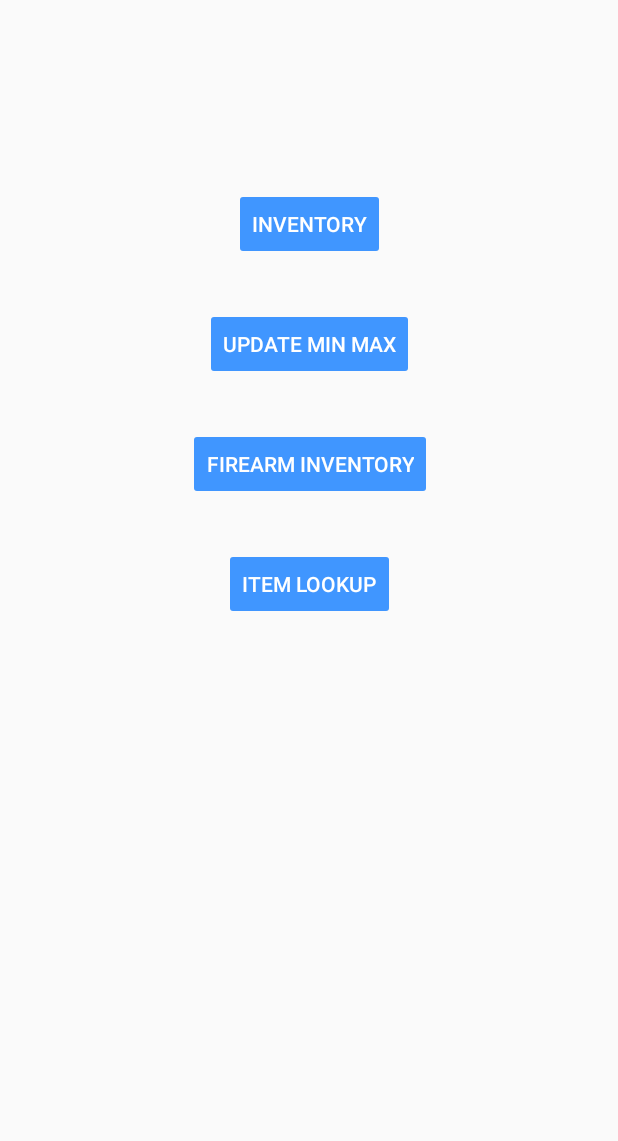
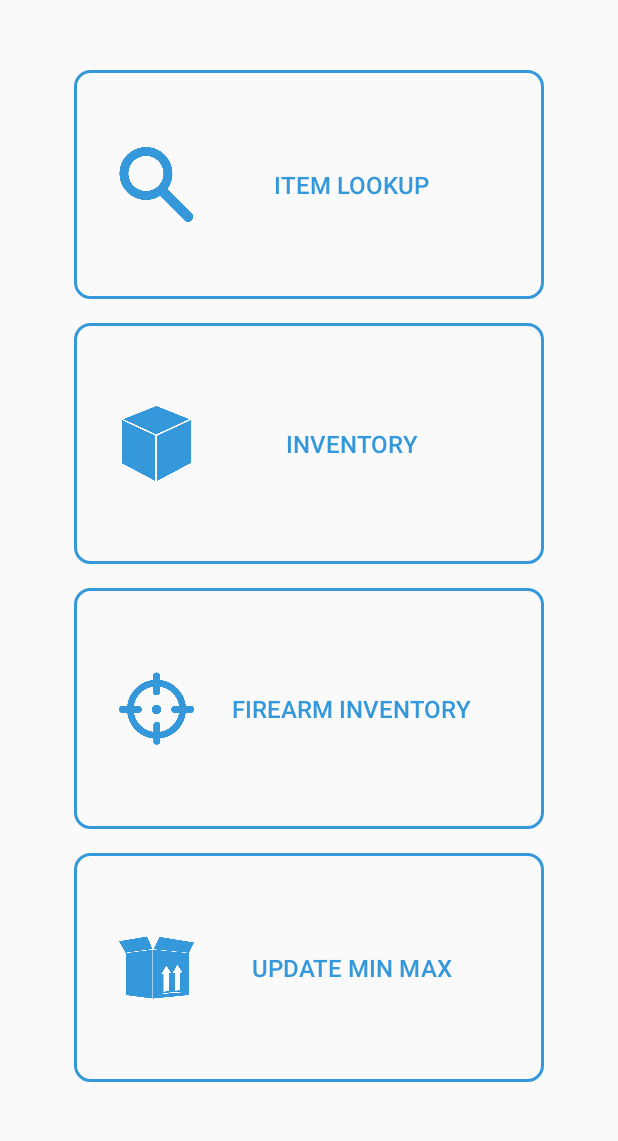
Before and after one commit to matthaerle/AxisMobile, an Android app: the Task_Chooser screen opened directly, with no data from a screen before it, on a phone screen of 412 x 824 dp, the part 84-1225 px from its top. Run offline under Robolectric (Android 15) with nearby library versions, the phone set to English and light mode, and no system bars.

Commit message:
Updated task_chooser

```diff
--- /dev/null
+++ b/app/src/main/res/drawable/firearm_icon_fit.xml
@@ -0,0 +1,8 @@
+<?xml version="1.0" encoding="utf-8"?>
+<layer-list xmlns:android="http://schemas.android.com/apk/res/android">
+    <item
+        android:drawable="@drawable/firearm_icon"
+        android:width="50dp"
+        android:height="50dp"
+        />
+</layer-list>
--- /dev/null
+++ b/app/src/main/res/drawable/inventory_icon_fit.xml
@@ -0,0 +1,8 @@
+<?xml version="1.0" encoding="utf-8"?>
+<layer-list xmlns:android="http://schemas.android.com/apk/res/android">
+    <item
+        android:drawable="@drawable/inventory_icon"
+        android:width="50dp"
+        android:height="50dp"
+        />
+</layer-list>
--- /dev/null
+++ b/app/src/main/res/drawable/itemlookup_icon_fit.xml
@@ -0,0 +1,8 @@
+<?xml version="1.0" encoding="utf-8"?>
+<layer-list xmlns:android="http://schemas.android.com/apk/res/android">
+    <item
+        android:drawable="@drawable/itemlookup_icon"
+        android:width="50dp"
+        android:height="50dp"
+        />
+</layer-list>
--- /dev/null
+++ b/app/src/main/res/drawable/minmax_icon_fit.xml
@@ -0,0 +1,8 @@
+<?xml version="1.0" encoding="utf-8"?>
+<layer-list xmlns:android="http://schemas.android.com/apk/res/android">
+    <item
+        android:drawable="@drawable/minmax_icon"
+        android:width="50dp"
+        android:height="50dp"
+        />
+</layer-list>
--- /dev/null
+++ b/app/src/main/res/drawable/task_button.xml
@@ -0,0 +1,6 @@
+<?xml version="1.0" encoding="utf-8"?>
+<shape xmlns:android="http://schemas.android.com/apk/res/android"
+    android:shape="rectangle">
+    <corners android:radius="10dp" />
+    <stroke android:width="3px" android:color="#3498db" />
+</shape>
--- a/app/src/main/res/layout/task_chooser.xml
+++ b/app/src/main/res/layout/task_chooser.xml
@@ -9,75 +9,129 @@
     <Button
         android:id="@+id/btn_Inventory"
         style="@style/Widget.AppCompat.Button.Colored"
-        android:layout_width="wrap_content"
-        android:layout_height="wrap_content"
+        android:background="@drawable/task_button"
+        android:textColor="#3498db"
+        android:textSize="16sp"
+        android:layout_width="0dp"
+        android:layout_height="0dp"
+        android:text="@string/btn_Inventory"
+        android:drawableLeft="@drawable/inventory_icon_fit"
+        android:layout_gravity="left"
+        android:drawablePadding="2dip"
+        android:paddingLeft="30dip"
+        android:paddingRight="26dip"
+        android:layout_marginStart="8dp"
+        android:layout_marginEnd="8dp"
+        app:layout_constraintRight_toLeftOf="@+id/guideline8"
+        android:layout_marginRight="8dp"
         android:layout_marginLeft="8dp"
-        android:layout_marginRight="8dp"
+        app:layout_constraintLeft_toLeftOf="@+id/guideline7"
+        app:layout_constraintTop_toTopOf="@+id/guideline22"
         android:layout_marginTop="8dp"
-        android:text="@string/btn_Inventory"
-        app:layout_constraintLeft_toLeftOf="@+id/guideline7"
-        app:layout_constraintRight_toLeftOf="@+id/guideline8"
-        app:layout_constraintTop_toTopOf="@+id/guideline9" />
+        android:layout_marginBottom="8dp"
+        app:layout_constraintBottom_toTopOf="@+id/guideline23" />
 
     <Button
         android:id="@+id/btn_Update_MinMax"
         style="@style/Widget.AppCompat.Button.Colored"
-        android:layout_width="wrap_content"
-        android:layout_height="wrap_content"
+        android:background="@drawable/task_button"
+        android:textColor="#3498db"
+        android:textSize="16sp"
+        android:layout_width="0dp"
+        android:layout_height="0dp"
+        android:text="@string/btn_Update_MinMax"
+        android:drawableLeft="@drawable/minmax_icon_fit"
+        android:layout_gravity="left"
+        android:drawablePadding="2dip"
+        android:paddingLeft="30dip"
+        android:paddingRight="26dip"
+        android:layout_marginStart="8dp"
+        android:layout_marginEnd="8dp"
+        app:layout_constraintTop_toTopOf="@+id/guideline24"
+        android:layout_marginTop="8dp"
+        android:layout_marginBottom="8dp"
+        app:layout_constraintBottom_toTopOf="@+id/guideline18"
+        app:layout_constraintRight_toLeftOf="@+id/guideline8"
+        android:layout_marginRight="8dp"
         android:layout_marginLeft="8dp"
-        android:layout_marginRight="8dp"
-        android:layout_marginTop="32dp"
-        android:text="@string/btn_Update_MinMax"
-        app:layout_constraintLeft_toLeftOf="@+id/guideline7"
-        app:layout_constraintRight_toLeftOf="@+id/guideline8"
-        app:layout_constraintTop_toBottomOf="@+id/btn_Inventory" />
+        app:layout_constraintLeft_toLeftOf="@+id/guideline7" />
 
     <Button
         android:id="@+id/btn_Firearm_Inventory"
         style="@style/Widget.AppCompat.Button.Colored"
-        android:layout_width="wrap_content"
-        android:layout_height="wrap_content"
+        android:background="@drawable/task_button"
+        android:textColor="#3498db"
+        android:textSize="16sp"
+        android:layout_width="0dp"
+        android:layout_height="0dp"
+        android:text="@string/btn_Firearm_Inventory"
+        android:drawableLeft="@drawable/firearm_icon_fit"
+        android:layout_gravity="left"
+        android:drawablePadding="2dip"
+        android:paddingLeft="30dip"
+        android:paddingRight="26dip"
+        app:layout_constraintTop_toTopOf="@+id/guideline23"
+        android:layout_marginTop="8dp"
+        app:layout_constraintRight_toLeftOf="@+id/guideline8"
+        android:layout_marginRight="8dp"
         android:layout_marginLeft="8dp"
-        android:layout_marginRight="8dp"
-        android:layout_marginTop="32dp"
-        android:text="@string/btn_Firearm_Inventory"
         app:layout_constraintLeft_toLeftOf="@+id/guideline7"
-        app:layout_constraintRight_toLeftOf="@+id/guideline8"
-        app:layout_constraintTop_toBottomOf="@+id/btn_Update_MinMax" />
+        android:layout_marginBottom="8dp"
+        app:layout_constraintBottom_toTopOf="@+id/guideline24"
+        android:layout_marginStart="8dp"
+        android:layout_marginEnd="8dp" />
 
     <Button
         android:id="@+id/btn_Item_Search"
         style="@style/Widget.AppCompat.Button.Colored"
-        android:layout_width="wrap_content"
-        android:layout_height="wrap_content"
+        android:background="@drawable/task_button"
+        android:textColor="#3498db"
+        android:textSize="16sp"
+        android:layout_width="0dp"
+        android:layout_height="0dp"
+        android:text="@string/btn_Item_Lookup"
+        android:drawableLeft="@drawable/itemlookup_icon_fit"
+        android:layout_gravity="left"
+        android:drawablePadding="2dip"
+        android:paddingLeft="30dip"
+        android:paddingRight="26dip"
+        android:layout_marginStart="8dp"
+        android:layout_marginEnd="8dp"
+        app:layout_constraintRight_toLeftOf="@+id/guideline8"
+        android:layout_marginRight="8dp"
         android:layout_marginLeft="8dp"
-        android:layout_marginRight="8dp"
-        android:layout_marginTop="32dp"
-        android:text="@string/btn_Item_Lookup"
         app:layout_constraintLeft_toLeftOf="@+id/guideline7"
-        app:layout_constraintRight_toLeftOf="@+id/guideline8"
-        app:layout_constraintTop_toBottomOf="@+id/btn_Firearm_Inventory" />
+        app:layout_constraintTop_toTopOf="@+id/guideline9"
+        android:layout_marginTop="8dp"
+        android:layout_marginBottom="8dp"
+        app:layout_constraintBottom_toTopOf="@+id/guideline22" />
 
     <android.support.constraint.Guideline
         android:layout_width="wrap_content"
         android:layout_height="wrap_content"
         android:id="@+id/guideline7"
         android:orientation="vertical"
-        app:layout_constraintGuide_percent="0.25" />
+        app:layout_constraintGuide_percent="0.1"
+        tools:layout_editor_absoluteY="0dp"
+        tools:layout_editor_absoluteX="39dp" />
 
     <android.support.constraint.Guideline
         android:layout_width="wrap_content"
         android:layout_height="wrap_content"
         android:id="@+id/guideline8"
         android:orientation="vertical"
-        app:layout_constraintGuide_percent="0.75" />
+        app:layout_constraintGuide_percent="0.9"
+        tools:layout_editor_absoluteY="0dp"
+        tools:layout_editor_absoluteX="346dp" />
 
     <android.support.constraint.Guideline
         android:layout_width="wrap_content"
         android:layout_height="wrap_content"
         android:id="@+id/guideline9"
         android:orientation="horizontal"
-        app:layout_constraintGuide_percent="0.15264188" />
+        app:layout_constraintGuide_percent="0.05"
+        tools:layout_editor_absoluteY="26dp"
+        tools:layout_editor_absoluteX="0dp" />
 
     <TextView
         android:id="@+id/txtEmpId"
@@ -86,5 +140,43 @@
         android:layout_marginBottom="8dp"
         android:layout_marginRight="8dp"
         app:layout_constraintBottom_toBottomOf="parent"
-        app:layout_constraintRight_toRightOf="parent" />
+        app:layout_constraintRight_toRightOf="parent"
+        android:layout_marginEnd="8dp" />
+
+    <android.support.constraint.Guideline
+        android:layout_width="wrap_content"
+        android:layout_height="wrap_content"
+        android:id="@+id/guideline18"
+        app:layout_constraintGuide_percent="0.95"
+        android:orientation="horizontal"
+        tools:layout_editor_absoluteY="486dp"
+        tools:layout_editor_absoluteX="0dp" />
+
+    <android.support.constraint.Guideline
+        android:layout_width="wrap_content"
+        android:layout_height="wrap_content"
+        android:id="@+id/guideline22"
+        app:layout_constraintGuide_percent="0.27"
+        android:orientation="horizontal"
+        tools:layout_editor_absoluteY="138dp"
+        tools:layout_editor_absoluteX="0dp" />
+
+    <android.support.constraint.Guideline
+        android:layout_width="wrap_content"
+        android:layout_height="wrap_content"
+        android:id="@+id/guideline23"
+        app:layout_constraintGuide_percent="0.5"
+        android:orientation="horizontal"
+        tools:layout_editor_absoluteY="256dp"
+        tools:layout_editor_absoluteX="0dp" />
+
+    <android.support.constraint.Guideline
+        android:layout_width="wrap_content"
+        android:layout_height="wrap_content"
+        android:id="@+id/guideline24"
+        app:layout_constraintGuide_percent="0.73"
+        android:orientation="horizontal"
+        tools:layout_editor_absoluteY="373dp"
+        tools:layout_editor_absoluteX="0dp" />
+
 </android.support.constraint.ConstraintLayout>
--- a/app/src/main/res/layout/welcome_page.xml
+++ b/app/src/main/res/layout/welcome_page.xml
@@ -24,7 +24,7 @@
         android:layout_height="wrap_content"
         android:layout_marginTop="20dp"
         android:ems="20"
-        android:inputType="text|numberDecimal"
+        android:inputType="textFilter|textNoSuggestions"
         android:hint="username"
         android:textColorHint="#95a5a6"
         app:layout_constraintTop_toBottomOf="@+id/axis_mobile_logo"
```
Also changed, not shown: app/src/main/res/drawable/firearm_icon.png (added), app/src/main/res/drawable/inventory_icon.png (added), app/src/main/res/drawable/itemlookup_icon.png (added), app/src/main/res/drawable/minmax_icon.png (added).
